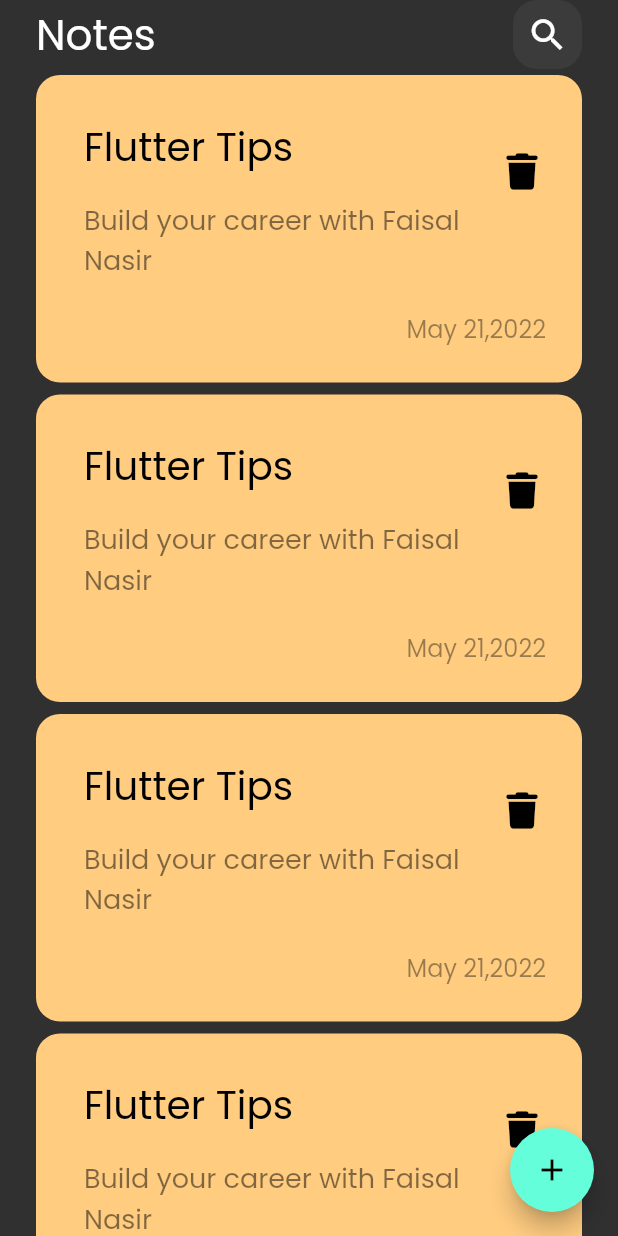
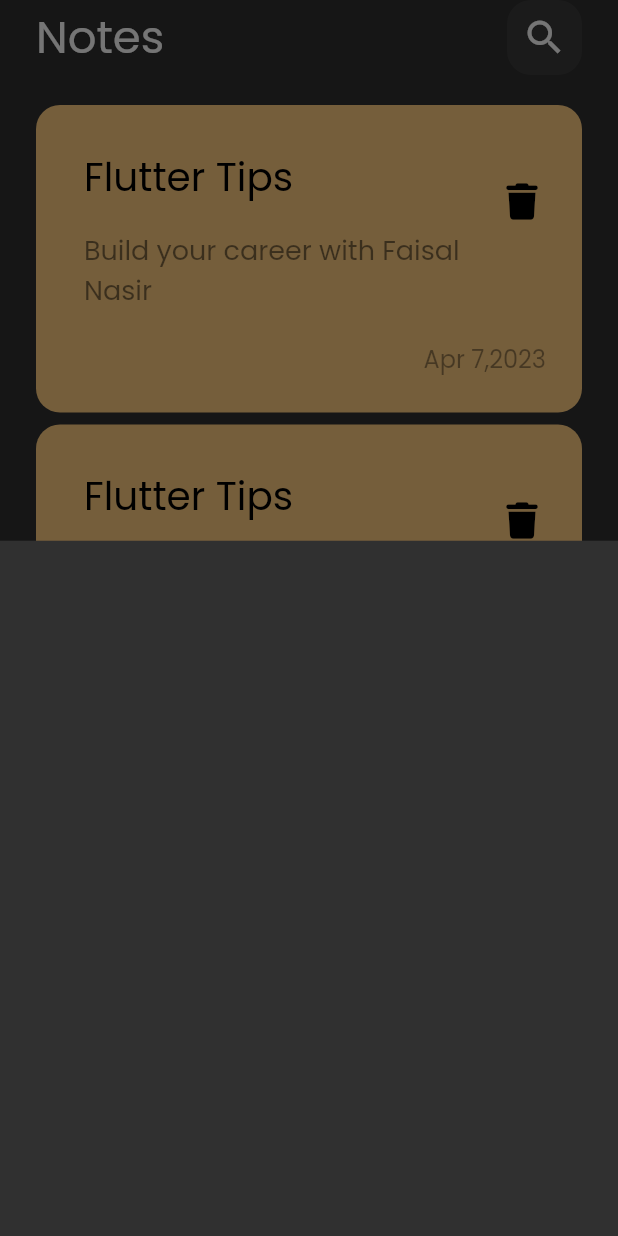
Before and after one commit to Fnmghaithi/notes_app, a Flutter app: the screen it shows after launch, after a tap on the "add" icon, on a phone screen of 412 x 824 dp. Run offline on Flutter 3.47's test engine with Material 2 defaults, Android fonts, the phone set to English and light mode, and no system bars; our stand-ins replace font_awesome_flutter.

Commit message:
show modal bottom sheet

```diff
--- a/lib/main.dart
+++ b/lib/main.dart
@@ -11,7 +11,10 @@ class NotesApp extends StatelessWidget {
   @override
   Widget build(BuildContext context) {
     return MaterialApp(
-      theme: ThemeData(brightness: Brightness.dark, fontFamily: 'Poppins'),
+      theme: ThemeData(
+        brightness: Brightness.dark,
+        fontFamily: 'Poppins',
+      ),
       home: const NotesView(),
     );
   }
--- a/lib/views/notes_view.dart
+++ b/lib/views/notes_view.dart
@@ -1,4 +1,5 @@
 import 'package:flutter/material.dart';
+import 'package:notes_app/views/widgets/add_note_bottom_sheet.dart';
 import 'package:notes_app/views/widgets/notes_view_body.dart';
 
 class NotesView extends StatelessWidget {
@@ -7,11 +8,20 @@ class NotesView extends StatelessWidget {
   @override
   Widget build(BuildContext context) {
     return Scaffold(
+      floatingActionButton: FloatingActionButton(
+        onPressed: () async {
+          await showModalBottomSheet(
+            context: context,
+            builder: (context) {
+              return const AddNoteBottomSheet();
+            },
+          );
+        },
+        child: const Icon(
+          Icons.add,
+        ),
+      ),
       body: const NotesViewBody(),
-      floatingActionButton: FloatingActionButton(
-        onPressed: () {},
-        child: const Icon(Icons.add),
-      ),
     );
   }
 }
--- /dev/null
+++ b/lib/views/widgets/add_note_bottom_sheet.dart
@@ -0,0 +1,10 @@
+import 'package:flutter/material.dart';
+
+class AddNoteBottomSheet extends StatelessWidget {
+  const AddNoteBottomSheet({super.key});
+
+  @override
+  Widget build(BuildContext context) {
+    return Container();
+  }
+}
--- a/lib/views/widgets/custom_app_bar.dart
+++ b/lib/views/widgets/custom_app_bar.dart
@@ -11,7 +11,7 @@ class CustomAppBar extends StatelessWidget {
         Text(
           'Notes',
           style: TextStyle(
-            fontSize: 28,
+            fontSize: 30,
           ),
         ),
         Spacer(),
--- a/lib/views/widgets/custom_note_item.dart
+++ b/lib/views/widgets/custom_note_item.dart
@@ -14,7 +14,7 @@ class NoteItem extends StatelessWidget {
       ),
       decoration: BoxDecoration(
         color: const Color(0xffFFCC80),
-        borderRadius: BorderRadius.circular(16.0),
+        borderRadius: BorderRadius.circular(16),
       ),
       child: Column(
         crossAxisAlignment: CrossAxisAlignment.end,
@@ -24,37 +24,32 @@ class NoteItem extends StatelessWidget {
               'Flutter Tips',
               style: TextStyle(
                 color: Colors.black,
-                fontSize: 26.0,
+                fontSize: 26,
               ),
             ),
             subtitle: Padding(
-              padding: const EdgeInsets.only(
-                top: 16.0,
-                bottom: 16.0,
-              ),
+              padding: const EdgeInsets.symmetric(vertical: 16.0),
               child: Text(
                 'Build your career with Faisal Nasir',
                 style: TextStyle(
-                  color: Colors.black.withOpacity(.5),
-                  fontSize: 18.0,
+                  color: Colors.black.withOpacity(0.5),
+                  fontSize: 18,
                 ),
               ),
             ),
             trailing: IconButton(
+              onPressed: () {},
               icon: const Icon(
                 FontAwesomeIcons.trash,
                 color: Colors.black,
-                size: 24.0,
+                size: 24,
               ),
-              onPressed: () {},
             ),
           ),
           Padding(
-            padding: const EdgeInsets.only(
-              right: 24.0,
-            ),
+            padding: const EdgeInsets.only(right: 24.0),
             child: Text(
-              'May 21,2022',
+              'Apr 7,2023',
               style: TextStyle(
                 color: Colors.black.withOpacity(0.4),
                 fontSize: 16.0,
--- a/lib/views/widgets/custom_search_icon.dart
+++ b/lib/views/widgets/custom_search_icon.dart
@@ -6,16 +6,16 @@ class CustomSearchIcon extends StatelessWidget {
   @override
   Widget build(BuildContext context) {
     return Container(
-      height: 46,
-      width: 46,
+      height: 50,
+      width: 50,
       decoration: BoxDecoration(
-        color: Colors.white.withOpacity(.05),
+        color: Colors.white.withOpacity(0.05),
         borderRadius: BorderRadius.circular(16),
       ),
       child: const Center(
         child: Icon(
           Icons.search,
-          size: 28,
+          size: 30.0,
         ),
       ),
     );
--- a/lib/views/widgets/notes_list_view.dart
+++ b/lib/views/widgets/notes_list_view.dart
@@ -6,13 +6,16 @@ class NotesListView extends StatelessWidget {
 
   @override
   Widget build(BuildContext context) {
-    return ListView.builder(
-      itemBuilder: (context, index) {
-        return const Padding(
-          padding: EdgeInsets.symmetric(vertical: 4.0),
-          child: NoteItem(),
-        );
-      },
+    return Padding(
+      padding: const EdgeInsets.symmetric(vertical: 16.0),
+      child: ListView.builder(
+        itemBuilder: ((context, index) {
+          return const Padding(
+            padding: EdgeInsets.symmetric(vertical: 4.0),
+            child: NoteItem(),
+          );
+        }),
+      ),
     );
   }
 }
--- a/lib/views/widgets/notes_view_body.dart
+++ b/lib/views/widgets/notes_view_body.dart
@@ -1,5 +1,7 @@
 import 'package:flutter/material.dart';
+import 'package:font_awesome_flutter/font_awesome_flutter.dart';
 import 'package:notes_app/views/widgets/custom_app_bar.dart';
+import 'package:notes_app/views/widgets/custom_note_item.dart';
 import 'package:notes_app/views/widgets/notes_list_view.dart';
 
 class NotesViewBody extends StatelessWidget {
@@ -9,9 +11,7 @@ class NotesViewBody extends StatelessWidget {
   Widget build(BuildContext context) {
     return SafeArea(
       child: Padding(
-        padding: const EdgeInsets.symmetric(
-          horizontal: 24.0,
-        ),
+        padding: const EdgeInsets.symmetric(horizontal: 24.0),
         child: Column(
           children: const [
             CustomAppBar(),
```
Also changed, not shown: 1 other file.
